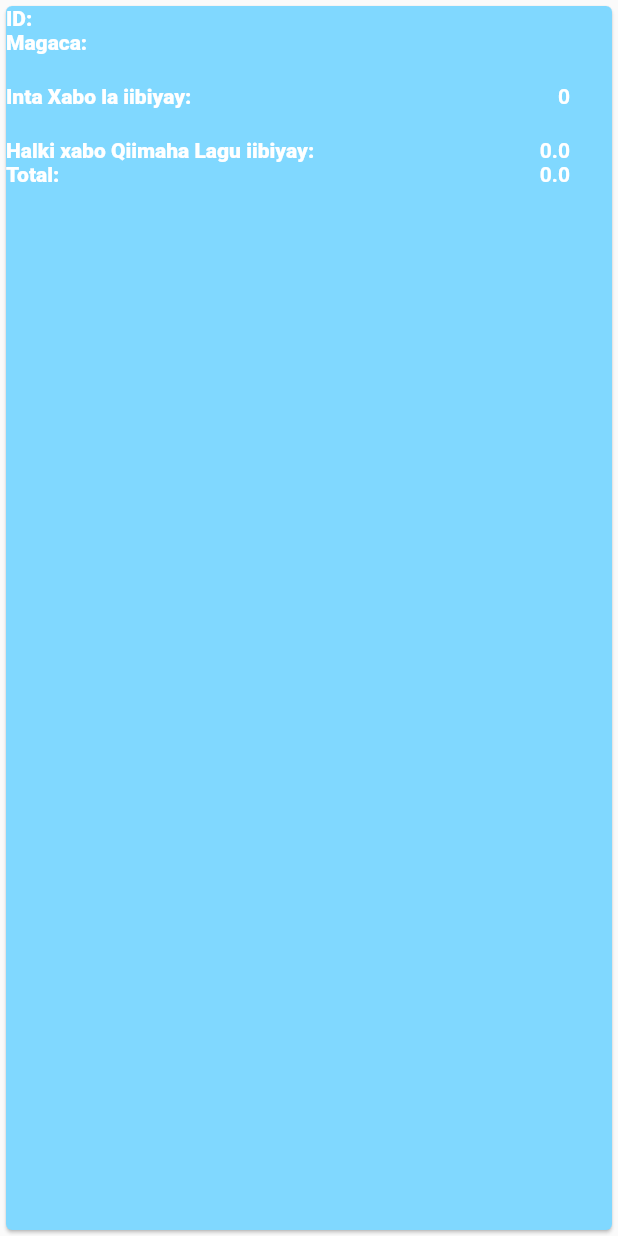
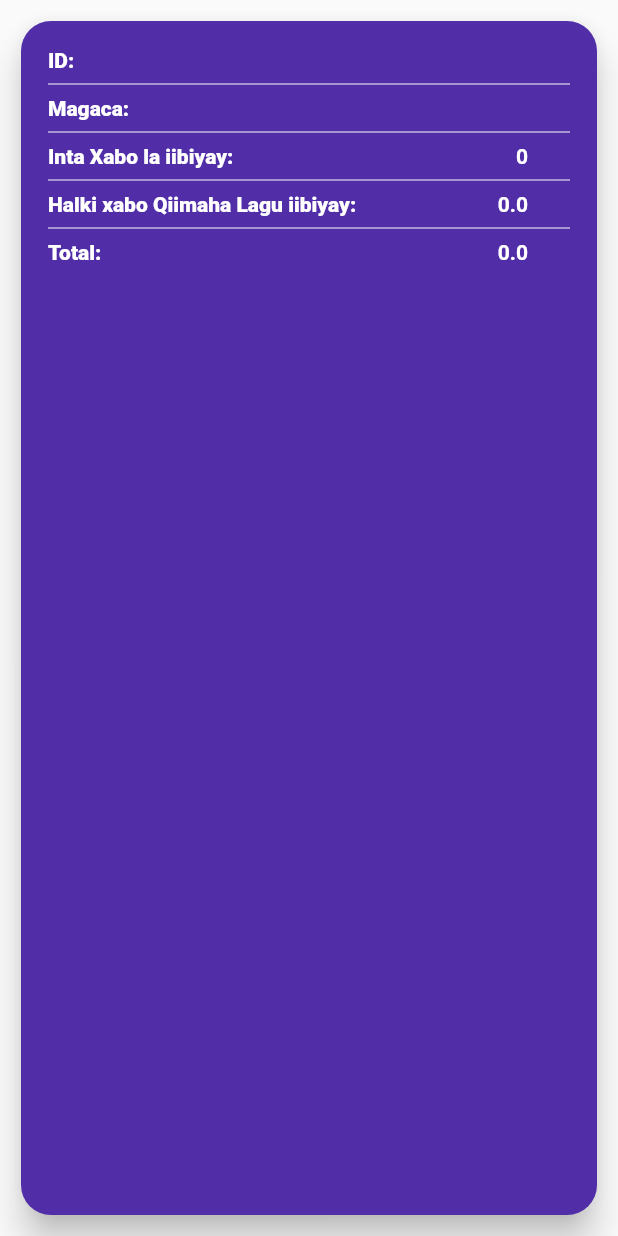
Before and after one commit to IsmailAbdirahman/bjjadmin, a Flutter app: the HistoryTile widget shown alone on an empty page, opened directly with empty values, on a phone screen of 412 x 824 dp. Run offline on Flutter 3.47's test engine with Material 2 defaults, Android fonts, the phone set to English and light mode, and no system bars; our stand-ins replace cloud_firestore, firebase_auth, firebase_core, flutter_riverpod, fluttertoast, google_sign_in and 1 more; accounts and stored records are empty.

Commit message:
changed history screen color

```diff
--- a/lib/history/history_screen.dart
+++ b/lib/history/history_screen.dart
@@ -29,6 +29,7 @@ class _HistoryScreenState extends State<HistoryScreen> {
 
               return Scaffold(
                 appBar: AppBar(
+                  centerTitle: true,
                   automaticallyImplyLeading: false,
                   title: Text("History"),
                   actions: [
@@ -66,31 +67,43 @@ class HistoryTile extends StatelessWidget {
 
   @override
   Widget build(BuildContext context) {
-    return Card(
-      color: Colors.lightBlueAccent[100],
+    return Container(
+      padding: EdgeInsets.all(10),
+      child: Card(
+        shape: RoundedRectangleBorder(borderRadius: BorderRadius.circular(20)),
+        elevation: 10,
+        color: Colors.deepPurple[700],
+        child: Padding(
+          padding: const EdgeInsets.all(18.0),
           child: Column(
             children: [
               CardInfo(
                 desc: "ID: ",
                 text: historyModel!.historyID,
               ),
+              Divider(
+                color: Colors.white,
+              ),
               CardInfo(
                 desc: "Magaca: ",
                 text: historyModel!.productName,
               ),
-          SizedBox(
-            height: 20,
+              Divider(
+                color: Colors.white,
               ),
               CardInfo(
                 desc: "Inta Xabo la iibiyay: ",
                 text: historyModel!.quantity.toString(),
               ),
-          SizedBox(
-            height: 20,
+              Divider(
+                color: Colors.white,
               ),
               CardInfo(
                 desc: "Halki xabo Qiimaha Lagu iibiyay: ",
                 text: historyModel!.pricePerItemToSell.toString(),
+              ),
+              Divider(
+                color: Colors.white,
               ),
               CardInfo(
                 desc: "Total: ",
@@ -98,6 +111,8 @@ class HistoryTile extends StatelessWidget {
               ),
             ],
           ),
+        ),
+      ),
     );
   }
 }
--- a/lib/history/search_history.dart
+++ b/lib/history/search_history.dart
@@ -36,8 +36,8 @@ class SearchHistory extends SearchDelegate {
   ThemeData appBarTheme(BuildContext context) {
     final ThemeData theme = Theme.of(context);
     return theme.copyWith(
-      primaryColor: Colors.blueAccent,
-      backgroundColor: Colors.blueAccent,
+      primaryColor: Colors.deepPurple,
+      backgroundColor: Colors.deepPurple,
     );
   }
 
@@ -75,7 +75,7 @@ class SearchHistory extends SearchDelegate {
                 .startsWith(query.toLowerCase()))
             .toList())!;
     return Container(
-      height: 140,
+      height: 280,
       width: double.infinity,
       child: ListView.builder(
           primary: false,
@@ -103,7 +103,7 @@ class SearchHistory extends SearchDelegate {
                 .startsWith(query.toLowerCase()))
             .toList();
     return Container(
-      height: 140,
+      height: 280,
       width: double.infinity,
       child: ListView.builder(
           primary: false,
```
Lines whose indentation alone changed are shown as unchanged.
